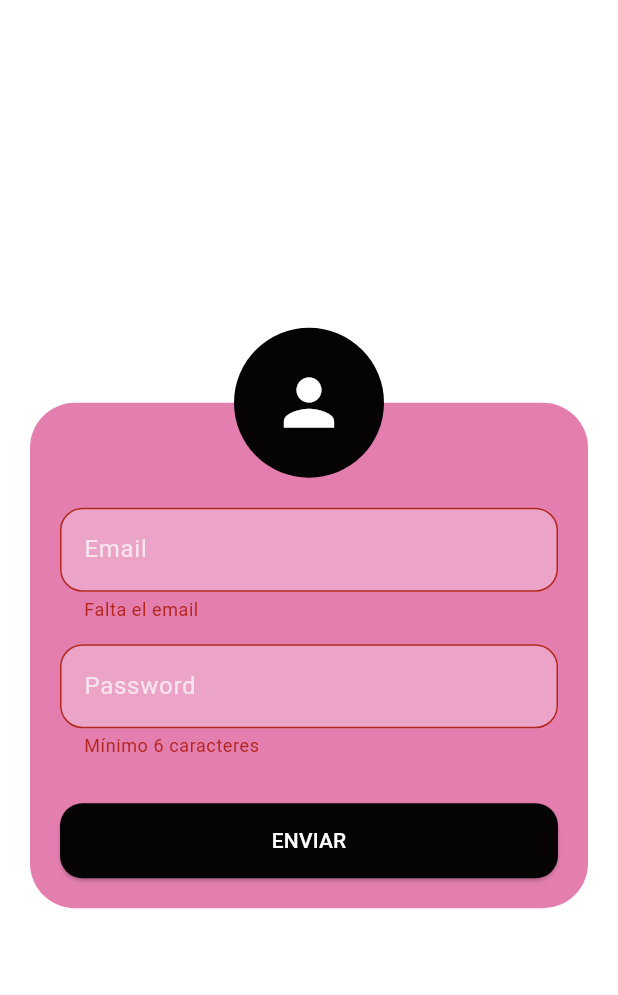
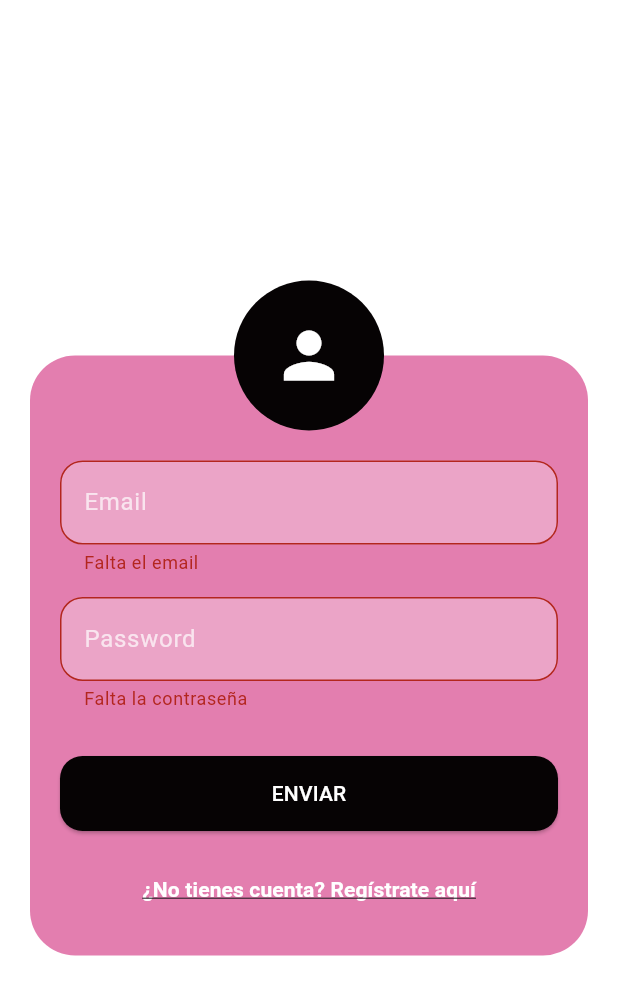
Before and after one commit to SrDremur/app_hibrida, a Flutter app: the screen it shows after launch, after a tap on "ENVIAR", on a phone screen of 412 x 824 dp. Shown: the top 995 px of the screen. Run offline on Flutter 3.47's test engine with Material 3 defaults, Android fonts, the phone set to English and light mode, and no system bars.

Commit message:
tercer commit

```diff
--- a/lib/layouts/columnLogin.dart
+++ b/lib/layouts/columnLogin.dart
@@ -1,5 +1,7 @@
 import 'package:app_hibrida/layouts/box_input.dart';
+import 'package:app_hibrida/rest_api.dart/auth.dart';
 import 'package:flutter/material.dart';
+import 'package:app_hibrida/modules/register.dart';
 
 class ColumnLogin extends StatefulWidget {
   const ColumnLogin({super.key});
@@ -11,6 +13,9 @@ class ColumnLogin extends StatefulWidget {
 class _ColumnLoginState extends State<ColumnLogin> {
   // 1. Creamos la llave para validar todo el grupo
   final _formKey = GlobalKey<FormState>();
+  final TextEditingController _emailController = TextEditingController();
+  final TextEditingController _passController = TextEditingController();
+  bool _isLoading = false; // Para mostrar un círculo de carga
 
   @override
   Widget build(BuildContext context) {
@@ -35,15 +40,26 @@ class _ColumnLoginState extends State<ColumnLogin> {
                 // --- Llamamos los inputs sin botón interno ---
                 BoxInput(
                   labelText: "Email",
-                  validator: (value) =>
-                      value!.isEmpty ? "Falta el email" : null,
+                  controller: _emailController, // <--- ESTO CONECTA EL TEXTO
+                  validator: (value) {
+                    if (value == null || value.isEmpty) return "Falta el email";
+                    bool esValido =
+                        value.endsWith('@gmail.com') ||
+                        value.endsWith('@outlook.com') ||
+                        value.endsWith('@hotmail.com');
+                    return esValido ? null : "Solo @gmail, @outlook o @hotmail";
+                  },
                 ),
                 const SizedBox(height: 15),
                 BoxInput(
                   labelText: "Password",
                   isPassword: true,
-                  validator: (value) =>
-                      value!.length < 6 ? "Mínimo 6 caracteres" : null,
+                  controller: _passController, // <--- ESTO CONECTA LA CLAVE
+                  validator: (value) {
+                    if (value == null || value.isEmpty)
+                      return "Falta la contraseña";
+                    return value.length < 6 ? "Mínimo 6 caracteres" : null;
+                  },
                 ),
 
                 const SizedBox(height: 30),
@@ -75,6 +91,26 @@ class _ColumnLoginState extends State<ColumnLogin> {
                     ),
                   ),
                 ),
+                const SizedBox(height: 15), // Espacio entre botones
+                // --- BOTÓN PARA IR A REGISTRO ---
+                TextButton(
+                  onPressed: () {
+                    // Navegamos a la pantalla de Registro
+                    Navigator.push(
+                      context,
+                      MaterialPageRoute(builder: (context) => const Register()),
+                    );
+                  },
+                  child: const Text(
+                    "¿No tienes cuenta? Regístrate aquí",
+                    style: TextStyle(
+                      color: Colors.white,
+                      fontWeight: FontWeight.bold,
+                      decoration: TextDecoration
+                          .underline, // Subrayado para que parezca link
+                    ),
+                  ),
+                ),
               ],
             ),
           ),
--- a/lib/main.dart
+++ b/lib/main.dart
@@ -1,7 +1,5 @@
 import 'package:app_hibrida/modules/login.dart';
 import 'package:flutter/material.dart';
-import 'package:http/http.dart' as http;
-import 'dart:convert';
 
 void main() => runApp(const MyApp());
 
```
Also changed, not shown: lib/layouts/columnRegister.dart (added, +125 -0 lines), lib/modules/register.dart (added, +29 -0 lines), lib/modules/user_gestor.dart (added, +15 -0 lines), lib/rest_api.dart/auth.dart (+6 -1 lines).
